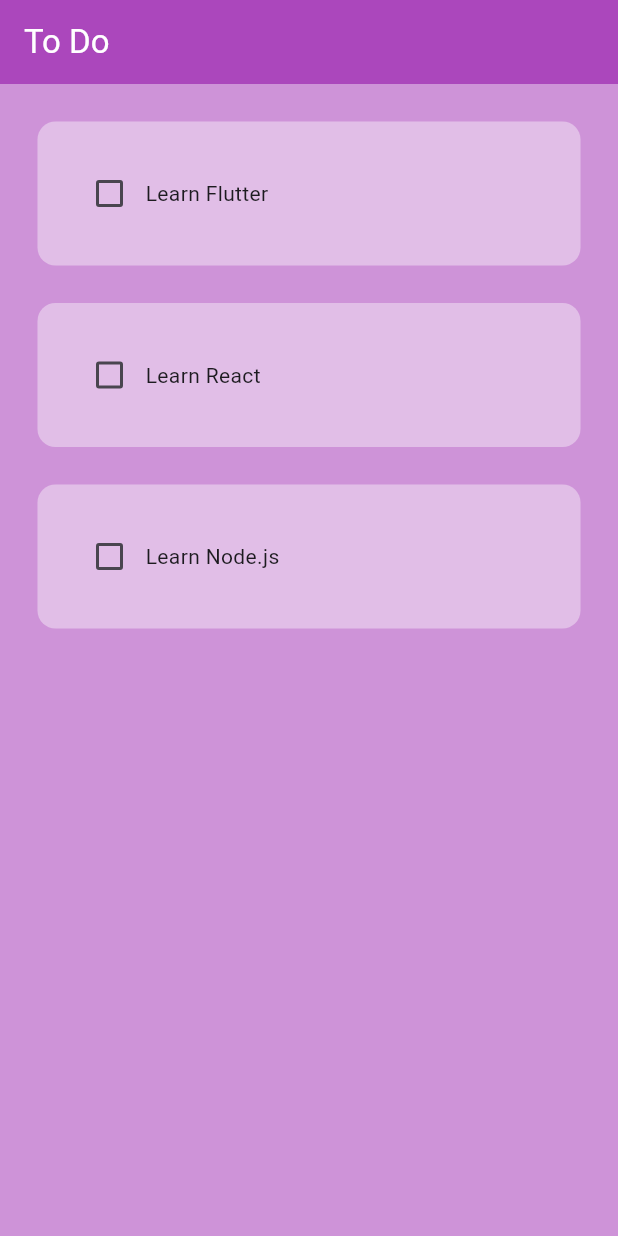
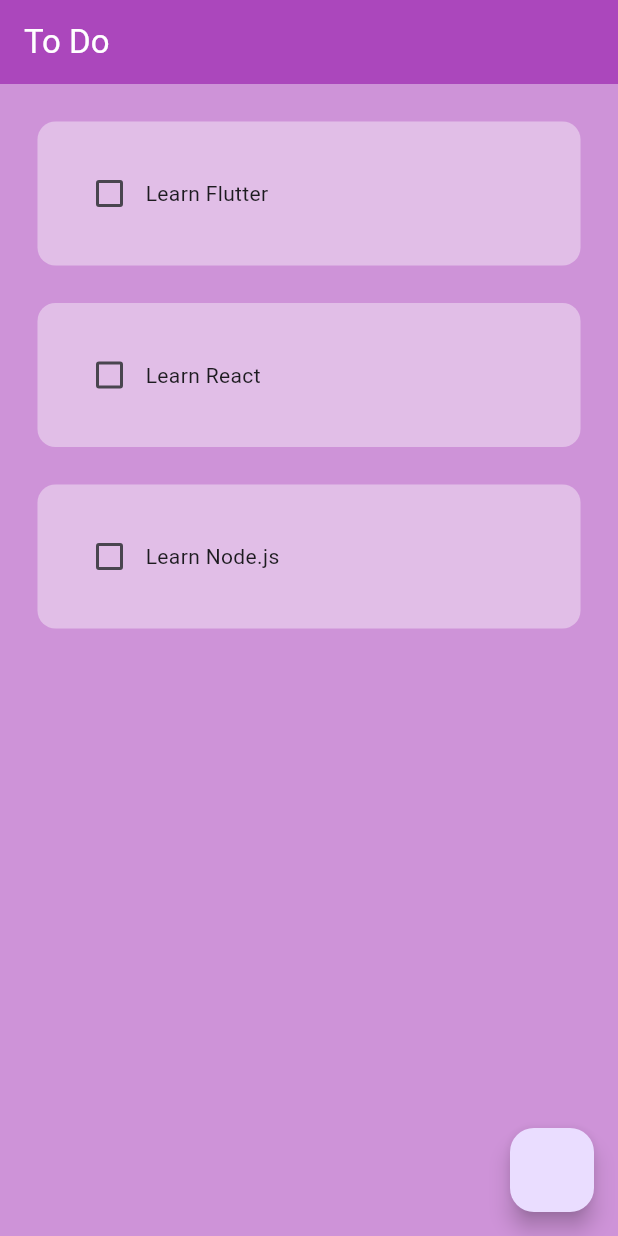
Before and after one commit to umangawije/flutter_basics, a Flutter app: the screen it shows after launch, on a phone screen of 412 x 824 dp. Run offline on Flutter 3.47's test engine with Material 3 defaults, Android fonts, the phone set to English and light mode, and no system bars.

Commit message:
add floating button

```diff
--- a/lib/pages/home_page.dart
+++ b/lib/pages/home_page.dart
@@ -31,6 +31,8 @@ class _HomePageState extends State<HomePage> {
         backgroundColor: Colors.purple[400],
         title: Text('To Do', style: TextStyle(color: Colors.white)),
       ),
+
+      floatingActionButton: FloatingActionButton(onPressed: () {}),
       body: ListView.builder(
         itemCount: toDoList.length,
         itemBuilder: (context, index) {
```
